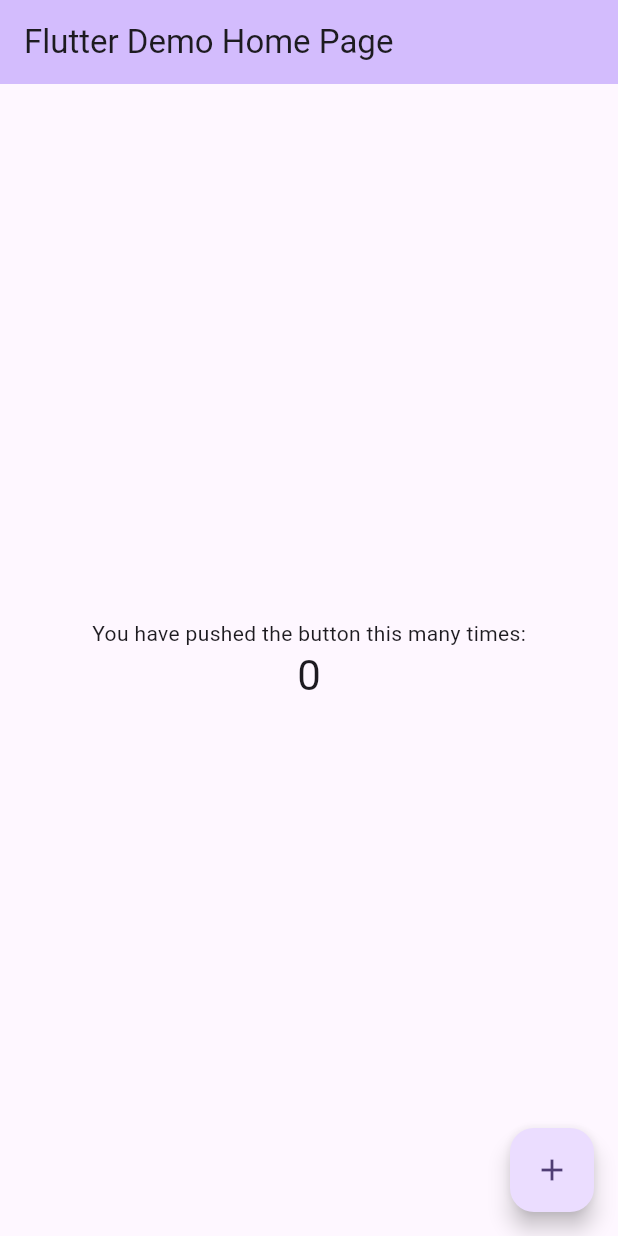
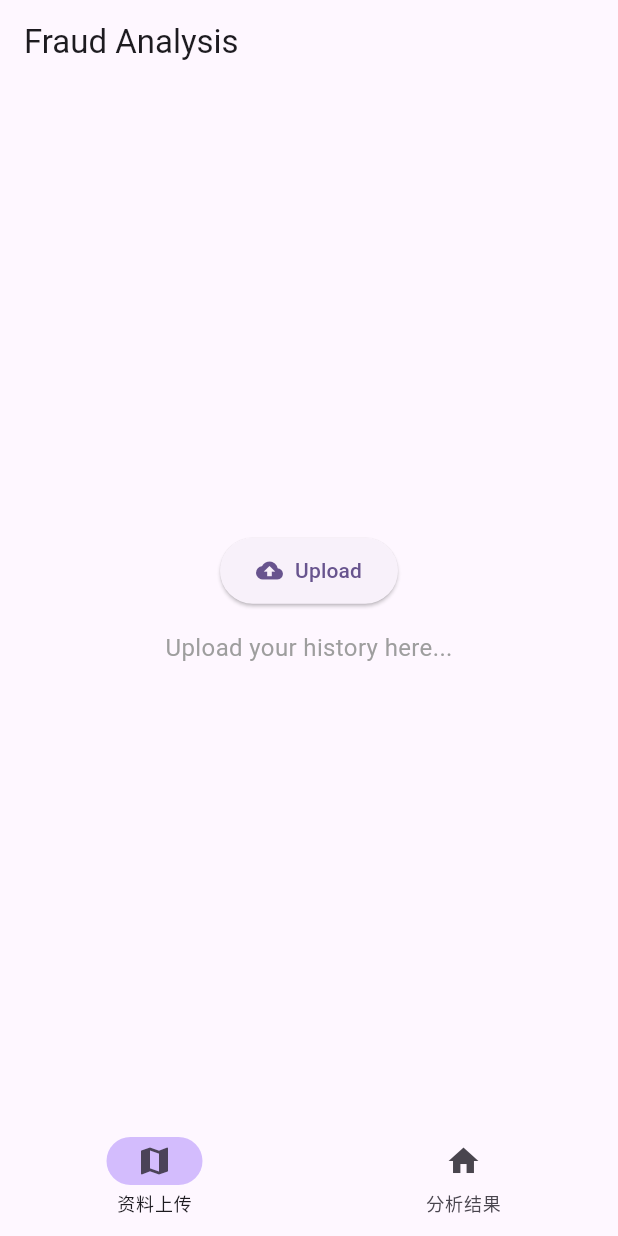
Before and after one commit to xeonds/anti-cheat, a Flutter app: the screen it shows after launch, on a phone screen of 412 x 824 dp. Run offline on Flutter 3.47's test engine with Material 3 defaults, Android fonts, the phone set to English and light mode, and no system bars.

Commit message:
feat: add app pages

```diff
--- a/app/lib/main.dart
+++ b/app/lib/main.dart
@@ -1,3 +1,5 @@
+import 'package:app/views/result.dart';
+import 'package:app/views/upload.dart';
 import 'package:flutter/material.dart';
 
 void main() {
@@ -11,115 +13,62 @@
   @override
   Widget build(BuildContext context) {
     return MaterialApp(
-      title: 'Flutter Demo',
+      title: 'Anti-Fraud User',
       theme: ThemeData(
-        // This is the theme of your application.
-        //
-        // TRY THIS: Try running your application with "flutter run". You'll see
-        // the application has a purple toolbar. Then, without quitting the app,
-        // try changing the seedColor in the colorScheme below to Colors.green
-        // and then invoke "hot reload" (save your changes or press the "hot
-        // reload" button in a Flutter-supported IDE, or press "r" if you used
-        // the command line to start the app).
-        //
-        // Notice that the counter didn't reset back to zero; the application
-        // state is not lost during the reload. To reset the state, use hot
-        // restart instead.
-        //
-        // This works for code too, not just values: Most code changes can be
-        // tested with just a hot reload.
         colorScheme: ColorScheme.fromSeed(seedColor: Colors.deepPurple),
         useMaterial3: true,
       ),
-      home: const MyHomePage(title: 'Flutter Demo Home Page'),
+      home: const HomePage(),
     );
   }
 }
 
-class MyHomePage extends StatefulWidget {
-  const MyHomePage({super.key, required this.title});
-
-  // This widget is the home page of your application. It is stateful, meaning
-  // that it has a State object (defined below) that contains fields that affect
-  // how it looks.
-
-  // This class is the configuration for the state. It holds the values (in this
-  // case the title) provided by the parent (in this case the App widget) and
-  // used by the build method of the State. Fields in a Widget subclass are
-  // always marked "final".
-
-  final String title;
+class HomePage extends StatefulWidget {
+  const HomePage({super.key});
 
   @override
-  State<MyHomePage> createState() => _MyHomePageState();
+  State<HomePage> createState() => HomePageState();
+
+  static HomePageState of(BuildContext context) {
+    final state = context.findAncestorStateOfType<HomePageState>();
+    if (state == null) {
+      throw Exception('HomePageState not found');
+    }
+    return state;
+  }
 }
 
-class _MyHomePageState extends State<MyHomePage> {
-  int _counter = 0;
+class HomePageState extends State<HomePage> {
+  int selectedIndex = 0;
+  final List<Widget> _pages = [UploadPage(), ResultPage()];
 
-  void _incrementCounter() {
+  void updateSelectedPosition(int selectedPosition) {
     setState(() {
-      // This call to setState tells the Flutter framework that something has
-      // changed in this State, which causes it to rerun the build method below
-      // so that the display can reflect the updated values. If we changed
-      // _counter without calling setState(), then the build method would not be
-      // called again, and so nothing would appear to happen.
-      _counter++;
+      selectedIndex = selectedPosition;
     });
   }
 
   @override
   Widget build(BuildContext context) {
-    // This method is rerun every time setState is called, for instance as done
-    // by the _incrementCounter method above.
-    //
-    // The Flutter framework has been optimized to make rerunning build methods
-    // fast, so that you can just rebuild anything that needs updating rather
-    // than having to individually change instances of widgets.
     return Scaffold(
-      appBar: AppBar(
-        // TRY THIS: Try changing the color here to a specific color (to
-        // Colors.amber, perhaps?) and trigger a hot reload to see the AppBar
-        // change color while the other colors stay the same.
-        backgroundColor: Theme.of(context).colorScheme.inversePrimary,
-        // Here we take the value from the MyHomePage object that was created by
-        // the App.build method, and use it to set our appbar title.
-        title: Text(widget.title),
+      body: _pages[selectedIndex],
+      bottomNavigationBar: NavigationBar(
+        backgroundColor: Theme.of(context).colorScheme.background,
+        indicatorColor: Theme.of(context).colorScheme.inversePrimary,
+        destinations: const [
+          NavigationDestination(
+              icon: Icon(Icons.map),
+              selectedIcon: Icon(Icons.map),
+              label: '资料上传'),
+          NavigationDestination(
+              icon: Icon(Icons.home),
+              selectedIcon: Icon(Icons.home),
+              label: '分析结果'),
+        ],
+        selectedIndex: selectedIndex,
+        labelBehavior: NavigationDestinationLabelBehavior.alwaysShow,
+        onDestinationSelected: updateSelectedPosition,
       ),
-      body: Center(
-        // Center is a layout widget. It takes a single child and positions it
-        // in the middle of the parent.
-        child: Column(
-          // Column is also a layout widget. It takes a list of children and
-          // arranges them vertically. By default, it sizes itself to fit its
-          // children horizontally, and tries to be as tall as its parent.
-          //
-          // Column has various properties to control how it sizes itself and
-          // how it positions its children. Here we use mainAxisAlignment to
-          // center the children vertically; the main axis here is the vertical
-          // axis because Columns are vertical (the cross axis would be
-          // horizontal).
-          //
-          // TRY THIS: Invoke "debug painting" (choose the "Toggle Debug Paint"
-          // action in the IDE, or press "p" in the console), to see the
-          // wireframe for each widget.
-          mainAxisAlignment: MainAxisAlignment.center,
-          children: <Widget>[
-            const Text(
-              'You have pushed the button this many times:',
-            ),
-            Text(
-              '$_counter',
-              style: Theme.of(context).textTheme.headlineMedium,
-            ),
-          ],
-        ),
-      ),
-      floatingActionButton: FloatingActionButton(
-        onPressed: _incrementCounter,
-        tooltip: 'Increment',
-        child: const Icon(Icons.add),
-      ), // This trailing comma makes auto-formatting nicer for build methods.
     );
   }
 }
--- /dev/null
+++ b/app/lib/views/upload.dart
@@ -0,0 +1,83 @@
+import 'dart:io';
+import 'package:flutter/material.dart';
+import 'package:http/http.dart' as http;
+
+class UploadPage extends StatefulWidget {
+  @override
+  _UploadPageState createState() => _UploadPageState();
+}
+
+class _UploadPageState extends State<UploadPage> {
+  File? _selectedFile;
+
+  Future<void> _uploadFile() async {
+    if (_selectedFile == null) {
+      // No file selected
+      return;
+    }
+
+    var request = http.MultipartRequest(
+      'POST',
+      Uri.parse('/api/v1/upload'),
+    );
+
+    request.files.add(
+      await http.MultipartFile.fromPath(
+        'file',
+        _selectedFile!.path,
+      ),
+    );
+
+    var response = await request.send();
+
+    if (response.statusCode == 200) {
+      // File uploaded successfully
+      print('File uploaded successfully');
+    } else {
+      // Error uploading file
+      print('Error uploading file');
+    }
+  }
+
+  Future<void> _selectFile() async {
+    // TODO: Implement file selection logic
+  }
+
+  @override
+  Widget build(BuildContext context) {
+    return Scaffold(
+      appBar: AppBar(
+        title: Text('Fraud Analysis'),
+      ),
+      body: Center(
+        child: Column(
+          mainAxisAlignment: MainAxisAlignment.center,
+          children: [
+            ElevatedButton.icon(
+              onPressed: _selectFile,
+              icon: Icon(Icons.cloud_upload),
+              label: Text('Upload'),
+              style: ElevatedButton.styleFrom(
+                shape: RoundedRectangleBorder(
+                  borderRadius: BorderRadius.circular(30.0),
+                ),
+                padding: EdgeInsets.symmetric(
+                  vertical: 12.0,
+                  horizontal: 24.0,
+                ),
+              ),
+            ),
+            SizedBox(height: 16.0),
+            Text(
+              'Upload your history here...',
+              style: TextStyle(
+                fontSize: 16.0,
+                color: Colors.grey,
+              ),
+            ),
+          ],
+        ),
+      ),
+    );
+  }
+}
--- a/app/pubspec.yaml
+++ b/app/pubspec.yaml
@@ -35,6 +35,7 @@ dependencies:
   # The following adds the Cupertino Icons font to your application.
   # Use with the CupertinoIcons class for iOS style icons.
   cupertino_icons: ^1.0.6
+  http: ^1.2.1
 
 dev_dependencies:
   flutter_test:
```
Also changed, not shown: app/lib/views/result.dart (added, +40 -0 lines), app/pubspec.lock, 1 other file.
